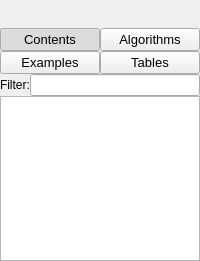
The window that src/shared/docbookviewer/sidepanel.ui (victor-yacovlev/kumir2) describes before a commit, drawn with Qt 5.
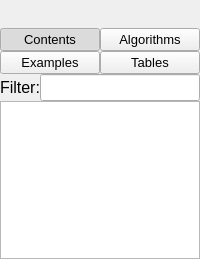
The same window after the commit.

Commit message: Documentation viewer: increased navigation font size

The edit to the form file:
```diff
--- a/src/shared/docbookviewer/sidepanel.ui
+++ b/src/shared/docbookviewer/sidepanel.ui
@@ -7,7 +7,7 @@
     <x>0</x>
     <y>0</y>
     <width>200</width>
-    <height>261</height>
+    <height>259</height>
    </rect>
   </property>
   <property name="sizePolicy">
@@ -122,6 +122,11 @@
    </item>
    <item>
     <widget class="QStackedWidget" name="stackedWidget">
+     <property name="font">
+      <font>
+       <pointsize>12</pointsize>
+      </font>
+     </property>
      <widget class="QWidget" name="pageContents">
       <layout class="QVBoxLayout" name="verticalLayout_2">
        <property name="spacing">
@@ -149,6 +154,11 @@
        </item>
        <item>
         <widget class="QTreeWidget" name="contentsNavigator">
+         <property name="font">
+          <font>
+           <pointsize>12</pointsize>
+          </font>
+         </property>
          <property name="indentation">
           <number>10</number>
          </property>
```
Left out of the diff: 15 changed lines with no effect on the pictures.
